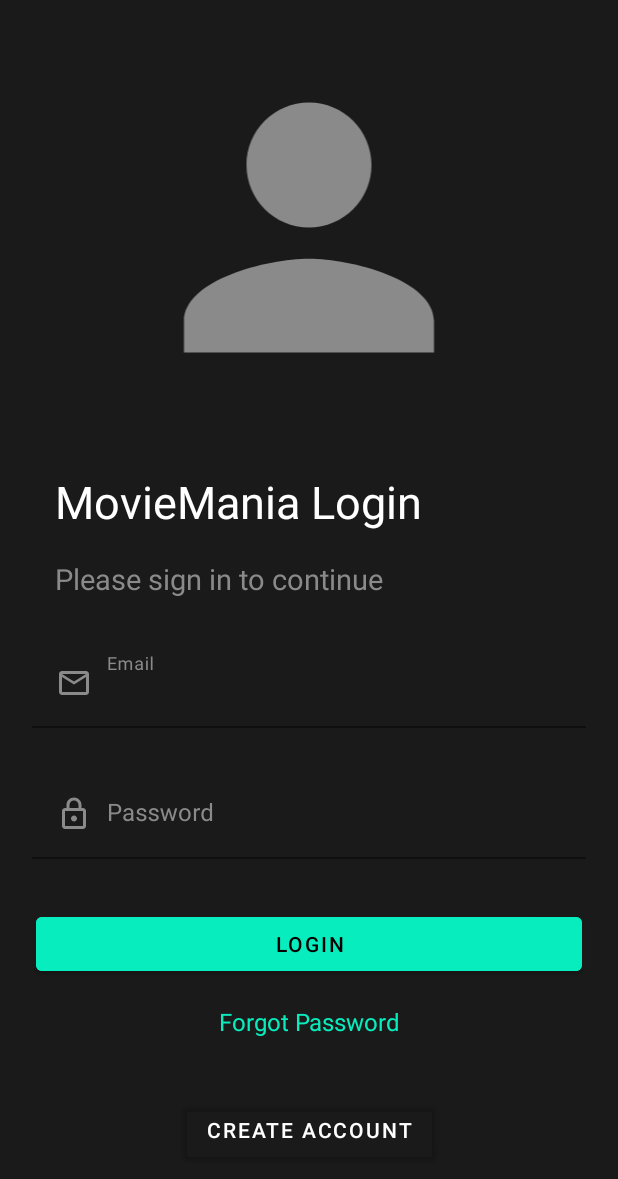
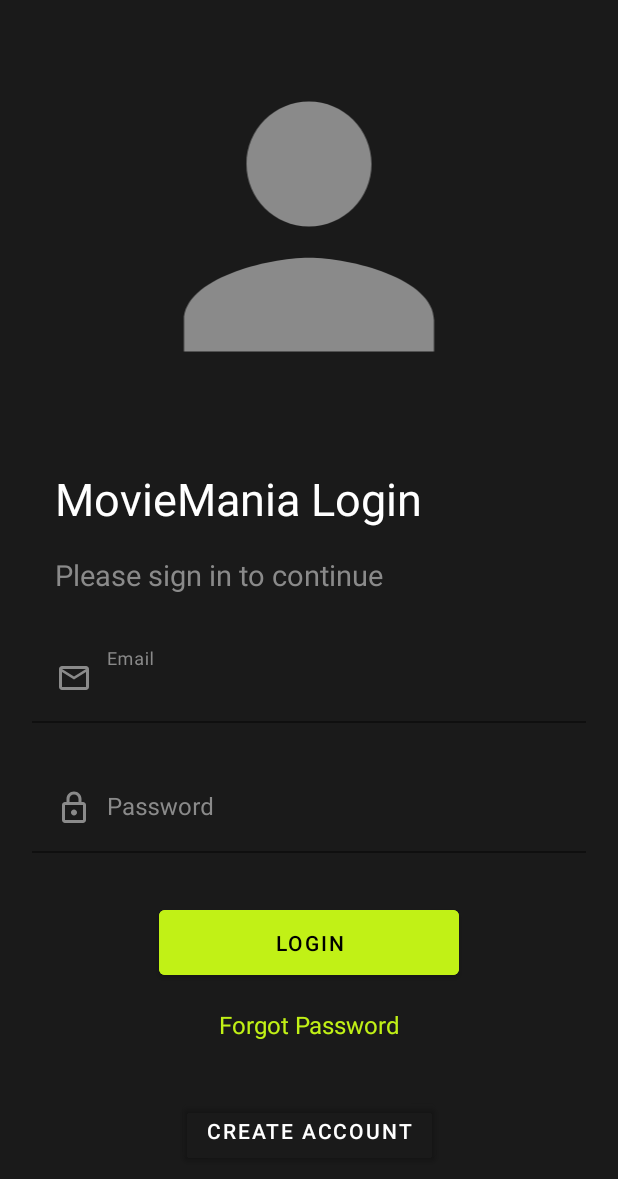
Before and after one commit to hommym/MovieMania, an Android app: the screen it shows after launch (MainActivity), on a phone screen of 412 x 824 dp. Shown: the top 1179 px of the screen. Run offline under Robolectric (Android 15) with nearby library versions, the phone set to English and light mode, and no system bars.

Commit message:
Added click animations to the buttons of the auth fragments

```diff
--- a/app/src/main/java/com/example/moviemania/auth/component/LayoutAnimator.kt
+++ b/app/src/main/java/com/example/moviemania/auth/component/LayoutAnimator.kt
@@ -2,37 +2,69 @@ package com.example.moviemania.auth.component
 
 import android.animation.LayoutTransition
 import android.animation.ObjectAnimator
+import android.content.Context
+import android.util.Log
 import android.view.View
 import android.view.ViewGroup
+import android.widget.Button
+import android.widget.ProgressBar
 import kotlinx.coroutines.delay
 
-class LayoutAnimator(val layout:ViewGroup) {
+class LayoutAnimator(val layout:ViewGroup,val context:Context) {
+
+   val layoutTransObj= LayoutTransition()
+
 
    fun settingUpAnimationConfigs(){
 
 //        setting up aniamtions for items in layout
-      val layoutTransObj= LayoutTransition()
-      for(childViewPosition in 0 until layout.childCount){
+      val childView=layout.getChildAt(0)
 
-         layoutTransObj.setAnimator(
-            LayoutTransition.APPEARING,
-            ObjectAnimator.ofFloat(layout.getChildAt(childViewPosition),"translationX",400f,0f))
-      }
+//      for appearing views
+      layoutTransObj.setAnimator(
+         LayoutTransition.APPEARING,
+         ObjectAnimator.ofFloat(childView,"translationX",400f,0f))
+
+//      for disappearing views
+      layoutTransObj.setAnimator(
+         LayoutTransition.DISAPPEARING,
+         ObjectAnimator.ofFloat(childView,"translationX",0f,-400f))
 
       layout.layoutTransition=layoutTransObj
 
    }
 
 
-   suspend fun startAnimation(){
+   suspend fun startEnteranceAnimationForViews(viewsToIgnore:View?=null){
       delay(300)
       for(childViewPosition in 0 until layout.childCount){
-         layout.getChildAt(childViewPosition).visibility=View.VISIBLE
+         val childView=layout.getChildAt(childViewPosition)
+         if(childView.id==viewsToIgnore?.id){
+            continue
+         }
+         childView.visibility=View.VISIBLE
          delay(200)
       }
+
+
 
 
    }
 
 
+   suspend fun startButtonClickAnimation(button:Button,loadingSpinner:ProgressBar){
+
+//      changing appearing animation for the layout
+      layoutTransObj.setAnimator(
+         LayoutTransition.APPEARING,
+         ObjectAnimator.ofFloat(loadingSpinner,"translationY",-50f,0f))
+
+      button.visibility=View.INVISIBLE
+      delay(200)
+      loadingSpinner.visibility=View.VISIBLE
+   }
+
+
+
+
 }
--- a/app/src/main/java/com/example/moviemania/auth/ui/LoginFrag.kt
+++ b/app/src/main/java/com/example/moviemania/auth/ui/LoginFrag.kt
@@ -1,14 +1,11 @@
 package com.example.moviemania.auth.ui
 
-import android.animation.Animator
-import android.animation.LayoutTransition
-import android.animation.ObjectAnimator
-import android.animation.ValueAnimator
 import android.os.Bundle
 import androidx.fragment.app.Fragment
 import android.view.LayoutInflater
 import android.view.View
 import android.view.ViewGroup
+import android.widget.Button
 import androidx.fragment.app.activityViewModels
 import androidx.lifecycle.lifecycleScope
 import com.example.moviemania.R
@@ -16,7 +13,6 @@ import com.example.moviemania.auth.component.LayoutAnimator
 import com.example.moviemania.components.FragmentNavigator
 import com.example.moviemania.databinding.FragmentLoginBinding
 import kotlinx.coroutines.Dispatchers
-import kotlinx.coroutines.delay
 import kotlinx.coroutines.launch
 
 // TODO: Rename parameter arguments, choose names that match
@@ -46,7 +42,7 @@ class LoginFrag : Fragment() {
         views= FragmentLoginBinding.inflate(inflater, container, false)
 
 //   setting animation for the child views in layout
-         layoutAnimator=LayoutAnimator(views.loginMainLayout)
+         layoutAnimator=LayoutAnimator(views.loginMainLayout,requireContext())
          layoutAnimator.settingUpAnimationConfigs()
 
         return views.root
@@ -56,12 +52,14 @@ class LoginFrag : Fragment() {
         super.onResume()
 
         lifecycleScope.launch(Dispatchers.Main) {
-        layoutAnimator.startAnimation()
+        layoutAnimator.startEnteranceAnimationForViews(views.loadingSpinner)
 
         }
 
         views.loginButton.setOnClickListener {
-
+            lifecycleScope.launch(Dispatchers.Main) {
+                layoutAnimator.startButtonClickAnimation(it as Button,views.loadingSpinner)
+            }
 
         }
 
--- a/app/src/main/res/layout/fragment_login.xml
+++ b/app/src/main/res/layout/fragment_login.xml
@@ -7,6 +7,19 @@
     android:layout_height="match_parent"
     android:background="#E8040404"
     tools:context=".auth.ui.LoginFrag">
+
+    <ProgressBar
+        android:id="@+id/loadingSpinner"
+        style="?android:attr/progressBarStyle"
+        android:layout_width="wrap_content"
+        android:layout_height="wrap_content"
+        android:layout_marginTop="24dp"
+        android:layout_marginEnd="12dp"
+        android:visibility="invisible"
+        app:layout_constraintEnd_toEndOf="parent"
+        app:layout_constraintHorizontal_bias="0.524"
+        app:layout_constraintStart_toStartOf="parent"
+        app:layout_constraintTop_toBottomOf="@+id/passwordFieldWrapper" />
 
     <ImageView
         android:id="@+id/imageView"
@@ -107,7 +120,7 @@
         app:hintAnimationEnabled="true"
         app:hintEnabled="true"
         app:hintTextColor="#8A8A8A"
-        app:layout_constraintBottom_toTopOf="@+id/login_button"
+        app:layout_constraintBottom_toTopOf="@+id/loginButton"
         app:layout_constraintEnd_toEndOf="parent"
         app:layout_constraintStart_toStartOf="parent"
         app:layout_constraintTop_toBottomOf="@+id/emailFieldWrapper"
@@ -130,14 +143,13 @@
     </com.google.android.material.textfield.TextInputLayout>
 
     <Button
-        android:id="@+id/login_button"
-        android:layout_width="0dp"
-        android:layout_height="wrap_content"
+        android:id="@+id/loginButton"
+        android:layout_width="200dp"
+        android:layout_height="55dp"
         android:layout_marginStart="24dp"
         android:layout_marginEnd="24dp"
         android:layout_marginBottom="10dp"
-        android:backgroundTint="#07EDBD"
-        android:foreground="?attr/selectableItemBackground"
+        android:backgroundTint="#C1F116"
         android:text="LOGIN"
         android:textColor="@color/black"
         android:visibility="invisible"
@@ -154,13 +166,13 @@
         android:layout_marginBottom="30dp"
         android:gravity="center_horizontal"
         android:text="Forgot Password"
-        android:textColor="#07EDBD"
+        android:textColor="#C1F116"
         android:textSize="16sp"
         android:visibility="invisible"
         app:layout_constraintBottom_toTopOf="@+id/createAccountButton"
         app:layout_constraintEnd_toEndOf="parent"
         app:layout_constraintStart_toStartOf="parent"
-        app:layout_constraintTop_toBottomOf="@+id/login_button"
+        app:layout_constraintTop_toBottomOf="@+id/loginButton"
         tools:visibility="visible" />
 
     <Button
```
Also changed, not shown: app/src/main/java/com/example/moviemania/auth/ui/SignupFrag.kt (+10 -3 lines), app/src/main/res/layout/fragment_signup.xml (+13 -2 lines).
